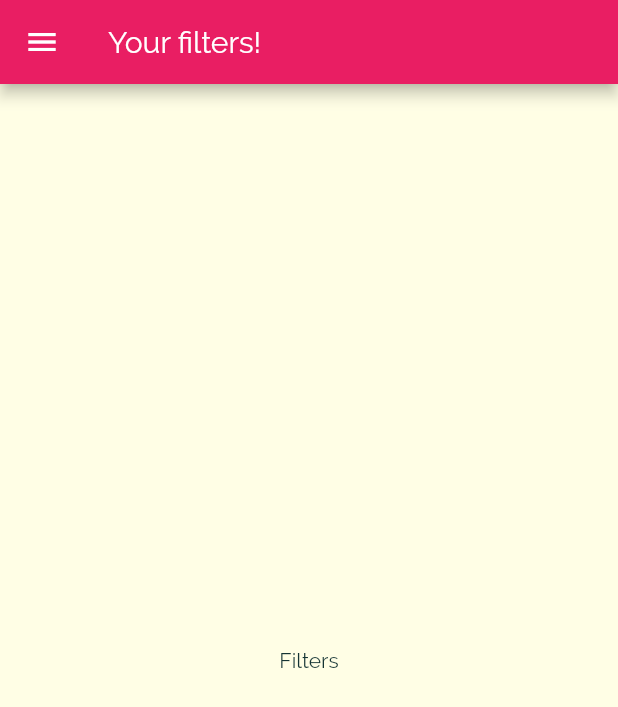
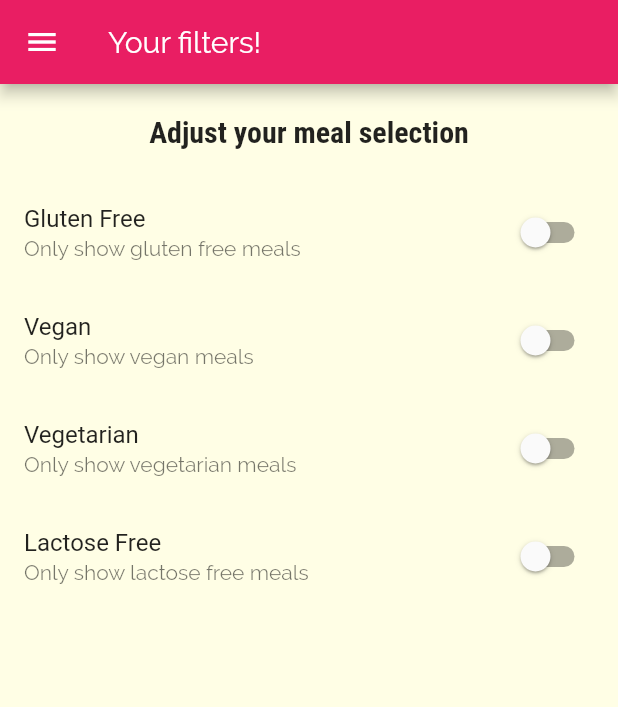
Before and after one commit to bh0mbalziyad/scaling-broccoli, a Flutter app: the FiltersScreen screen opened by its route, on a phone screen of 412 x 824 dp. Shown: the top 707 px of the screen. Run offline on Flutter 3.47's test engine with Material 2 defaults, Android fonts, the phone set to English and light mode, and no system bars.

```diff
--- a/lib/main.dart
+++ b/lib/main.dart
@@ -8,7 +8,19 @@ import './screens/filters_screen.dart';
 
 void main() => runApp(MyApp());
 
-class MyApp extends StatelessWidget {
+class MyApp extends StatefulWidget {
+  @override
+  _MyAppState createState() => _MyAppState();
+}
+
+class _MyAppState extends State<MyApp> {
+  Map<String, bool> filters = {
+    'glutenFree': false,
+    'lactose': false,
+    'vegan': false,
+    'vegetarian': false,
+  };
+
   @override
   Widget build(BuildContext context) {
     return MaterialApp(
--- a/lib/screens/filters_screen.dart
+++ b/lib/screens/filters_screen.dart
@@ -2,8 +2,19 @@ import 'package:flutter/material.dart';
 
 import '../widgets/main_drawer.dart';
 
-class FiltersScreen extends StatelessWidget {
+class FiltersScreen extends StatefulWidget {
   static const routeName = '/filters';
+
+  @override
+  _FiltersScreenState createState() => _FiltersScreenState();
+}
+
+class _FiltersScreenState extends State<FiltersScreen> {
+  bool _glutenFree = false;
+  bool _isVegan = false;
+  bool _isVegetarian = false;
+  bool _lactoseFree = false;
+
   @override
   Widget build(BuildContext context) {
     return Scaffold(
@@ -11,7 +22,77 @@ class FiltersScreen extends StatelessWidget {
         title: Text('Your filters!'),
       ),
       drawer: MainDrawer(),
-      body: Center(child: Text('Filters')),
+      body: Column(
+        children: [
+          Container(
+            padding: const EdgeInsets.all(20),
+            child: Text(
+              'Adjust your meal selection',
+              style: Theme.of(context).textTheme.headline6,
+            ),
+          ),
+          Expanded(
+            child: ListView(
+              children: [
+                _buildSwitchListTile(
+                  'Gluten Free',
+                  'Only show gluten free meals',
+                  _glutenFree,
+                  (val) {
+                    setState(() {
+                      _glutenFree = val;
+                    });
+                  },
+                ),
+                _buildSwitchListTile(
+                  'Vegan',
+                  'Only show vegan meals',
+                  _isVegan,
+                  (val) {
+                    setState(() {
+                      _isVegan = val;
+                    });
+                  },
+                ),
+                _buildSwitchListTile(
+                  'Vegetarian',
+                  'Only show vegetarian meals',
+                  _isVegetarian,
+                  (val) {
+                    setState(() {
+                      _isVegetarian = val;
+                    });
+                  },
+                ),
+                _buildSwitchListTile(
+                  'Lactose Free',
+                  'Only show lactose free meals',
+                  _lactoseFree,
+                  (val) {
+                    setState(() {
+                      _lactoseFree = val;
+                    });
+                  },
+                ),
+              ],
+            ),
+          ),
+        ],
+      ),
+    );
+  }
+
+  SwitchListTile _buildSwitchListTile(
+    String title,
+    String desc,
+    bool currentValue,
+    Function update,
+  ) {
+    return SwitchListTile(
+      title: Text(title),
+      subtitle: Text(desc),
+      value: currentValue,
+      onChanged: update,
     );
   }
 }
```
